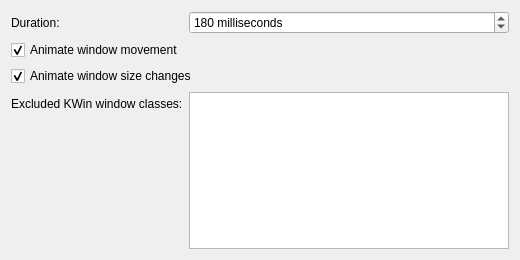
kontonkara/driftile, file packaging/kwin-transition-effect/contents/ui/config.ui: the form before one commit.
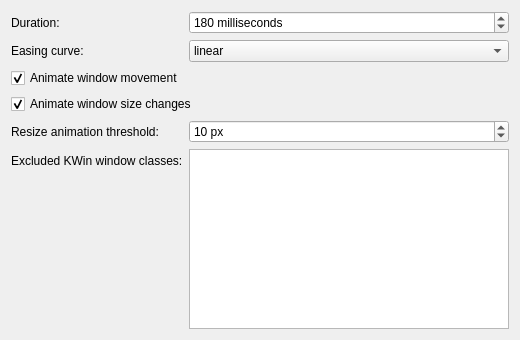
The form after the commit.

Commit message: feat(transitions): tune easing and small resizes

```diff
--- a/packaging/kwin-transition-effect/contents/ui/config.ui
+++ b/packaging/kwin-transition-effect/contents/ui/config.ui
@@ -7,7 +7,7 @@
     <x>0</x>
     <y>0</y>
     <width>520</width>
-    <height>260</height>
+    <height>340</height>
    </rect>
   </property>
   <layout class="QFormLayout" name="formLayout">
@@ -49,7 +49,57 @@
      </property>
     </widget>
    </item>
-   <item row="1" column="0" colspan="2">
+   <item row="1" column="0">
+    <widget class="QLabel" name="label_EasingCurve">
+     <property name="text">
+      <string>Easing curve:</string>
+     </property>
+     <property name="buddy">
+      <cstring>kcfg_EasingCurve</cstring>
+     </property>
+    </widget>
+   </item>
+   <item row="1" column="1">
+    <widget class="QComboBox" name="kcfg_EasingCurve">
+     <property name="kcfg_property" stdset="0">
+      <string>currentText</string>
+     </property>
+     <property name="toolTip">
+      <string>Choose how movement and size interpolation progress over the transition duration.</string>
+     </property>
+     <item>
+      <property name="text">
+       <string>linear</string>
+      </property>
+     </item>
+     <item>
+      <property name="text">
+       <string>out-quad</string>
+      </property>
+     </item>
+     <item>
+      <property name="text">
+       <string>out-cubic</string>
+      </property>
+     </item>
+     <item>
+      <property name="text">
+       <string>out-quart</string>
+      </property>
+     </item>
+     <item>
+      <property name="text">
+       <string>out-quint</string>
+      </property>
+     </item>
+     <item>
+      <property name="text">
+       <string>out-expo</string>
+      </property>
+     </item>
+    </widget>
+   </item>
+   <item row="2" column="0" colspan="2">
     <widget class="QCheckBox" name="kcfg_AnimatePosition">
      <property name="text">
       <string>Animate window movement</string>
@@ -62,7 +112,7 @@
      </property>
     </widget>
    </item>
-   <item row="2" column="0" colspan="2">
+   <item row="3" column="0" colspan="2">
     <widget class="QCheckBox" name="kcfg_AnimateSize">
      <property name="text">
       <string>Animate window size changes</string>
@@ -75,7 +125,33 @@
      </property>
     </widget>
    </item>
-   <item row="3" column="0">
+   <item row="4" column="0">
+    <widget class="QLabel" name="label_ResizeAnimationThreshold">
+     <property name="text">
+      <string>Resize animation threshold:</string>
+     </property>
+     <property name="buddy">
+      <cstring>kcfg_ResizeAnimationThreshold</cstring>
+     </property>
+    </widget>
+   </item>
+   <item row="4" column="1">
+    <widget class="QSpinBox" name="kcfg_ResizeAnimationThreshold">
+     <property name="toolTip">
+      <string>Resizes whose maximum dimension delta is at or below this threshold snap without size interpolation; movement may still animate.</string>
+     </property>
+     <property name="suffix">
+      <string> px</string>
+     </property>
+     <property name="maximum">
+      <number>64</number>
+     </property>
+     <property name="value">
+      <number>10</number>
+     </property>
+    </widget>
+   </item>
+   <item row="5" column="0">
     <widget class="QLabel" name="label_WindowClassExclusions">
      <property name="text">
       <string>Excluded KWin window classes:</string>
@@ -85,7 +161,7 @@
      </property>
     </widget>
    </item>
-   <item row="3" column="1">
+   <item row="5" column="1">
     <widget class="QPlainTextEdit" name="kcfg_WindowClassExclusions">
      <property name="toolTip">
       <string>Enter up to 128 exact, case-sensitive KWin windowClass strings, one per line.</string>
```
The commit also changes 3 other files.
